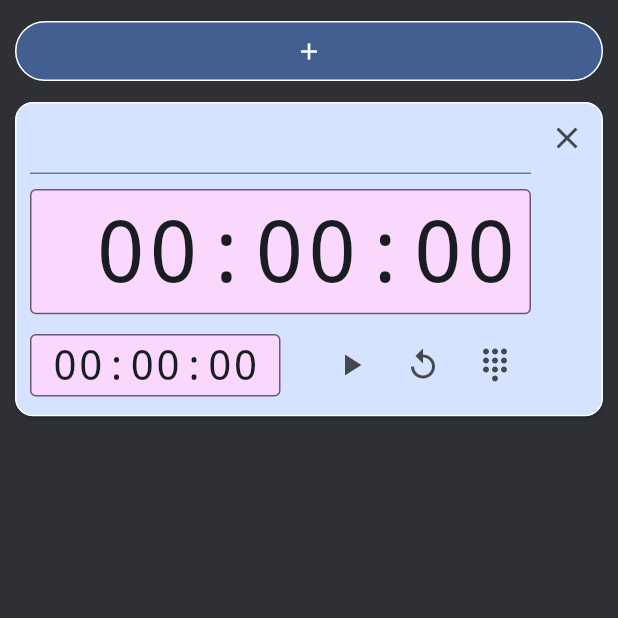
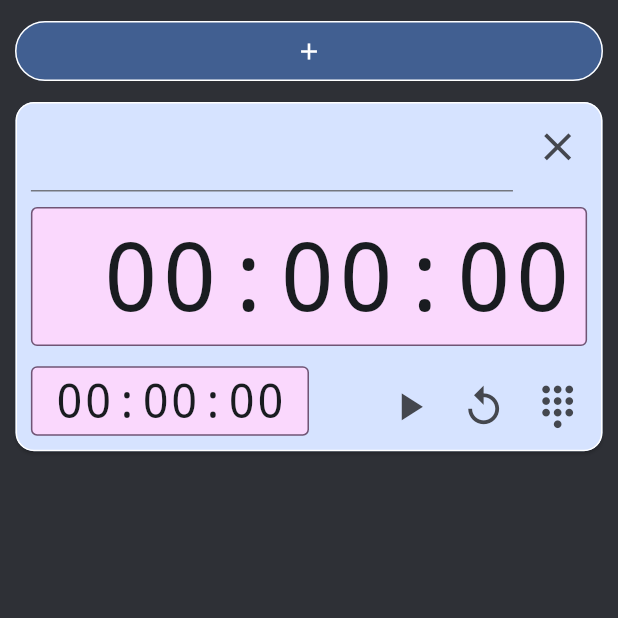
Before and after one commit to mendelbrot/trill, a Flutter app: the screen it shows after launch, after a tap on the "add" icon, on a phone screen of 412 x 824 dp, the top half of it. Run offline on Flutter 3.47's test engine with Material 3 defaults, Android fonts, the phone set to English and light mode, and no system bars; our stand-ins replace audioplayers; missing offline and left inert: animated_mesh_gradient.

Commit message:
fixed pproportions for single timer widget

```diff
--- a/lib/home_stack.dart
+++ b/lib/home_stack.dart
@@ -12,6 +12,7 @@ class HomeStack extends StatelessWidget {
       child: Scaffold(
         backgroundColor: theme.colorScheme.inverseSurface,
         body: ReorderableListView(
+          buildDefaultDragHandles: false,
           header: Padding(
             padding: const EdgeInsets.all(10.0),
             child: FilledButton(
--- a/lib/single_timer.dart
+++ b/lib/single_timer.dart
@@ -6,6 +6,10 @@ import 'package:trill/time_entry.dart';
 import 'package:provider/provider.dart';
 import 'package:animated_mesh_gradient/animated_mesh_gradient.dart';
 import 'package:audioplayers/audioplayers.dart';
+
+/// Width (logical px) at which the timer card is laid out before being
+/// uniformly scaled to fit the available width.
+const double kTimerDesignWidth = 400;
 
 class SingleTimer extends StatefulWidget {
   const SingleTimer({super.key});
@@ -120,30 +124,41 @@ class _SingleTimerState extends State<SingleTimer> {
     var appState = context.watch<AppState>();
     final theme = Theme.of(context);
 
-    Widget InnerUI = Row(
+    Widget InnerUI = Padding(
+      padding: const EdgeInsets.only(left: 10, right: 10, top: 10),
+      child: Column(
+        crossAxisAlignment: CrossAxisAlignment.stretch,
+        children: [
+          Row(
             crossAxisAlignment: CrossAxisAlignment.start,
             children: [
               Expanded(
-          child: Column(
-            crossAxisAlignment: CrossAxisAlignment.stretch,
-            children: [
-              Padding(
-                padding: const EdgeInsets.only(left: 10),
                 child: TextField(
                   controller: _timerNameController,
                   style: TextStyle(fontWeight: FontWeight.bold),
                 ),
               ),
-              Padding(
-                padding: const EdgeInsets.only(top: 10, left: 10, bottom: 10),
-                child: TimeDisplay(
-                  seconds: _seconds,
-                  noScreenBg: _isSoundingAlarm,
+              // Nudged into the card's top/right padding; the tap area and
+              // hover highlight move with it.
+              Transform.translate(
+                offset: const Offset(5, -5),
+                child: IconButton(
+                  icon: const Icon(Icons.close),
+                  onPressed: () {
+                    appState.removeTimer(widget.key!);
+                  },
                 ),
               ),
+            ],
+          ),
           Padding(
-                padding: const EdgeInsets.only(left: 10, bottom: 10),
+            padding: const EdgeInsets.symmetric(vertical: 10),
+            child: TimeDisplay(seconds: _seconds, noScreenBg: _isSoundingAlarm),
+          ),
+          Padding(
+            padding: const EdgeInsets.only(bottom: 10),
             child: Row(
+              crossAxisAlignment: CrossAxisAlignment.end,
               children: [
                 Expanded(
                   child: TimeDisplay(
@@ -153,21 +168,21 @@ class _SingleTimerState extends State<SingleTimer> {
                   ),
                 ),
                 Expanded(
+                  // Nudged into the card's bottom/right padding; tap areas
+                  // and hover highlights move with it.
+                  child: Transform.translate(
+                    offset: const Offset(5, 5),
                     child: Row(
                       mainAxisAlignment: MainAxisAlignment.end,
                       children: [
                         _isRunning
                             ? IconButton(
                                 icon: const Icon(Icons.pause),
-                                  onPressed: _isSoundingAlarm
-                                      ? null
-                                      : pauseTimer,
+                                onPressed: _isSoundingAlarm ? null : pauseTimer,
                               )
                             : IconButton(
                                 icon: const Icon(Icons.play_arrow),
-                                  onPressed: _isSoundingAlarm
-                                      ? null
-                                      : startTimer,
+                                onPressed: _isSoundingAlarm ? null : startTimer,
                               ),
                         IconButton(
                           icon: const Icon(Icons.replay),
@@ -180,22 +195,15 @@ class _SingleTimerState extends State<SingleTimer> {
                       ],
                     ),
                   ),
+                ),
               ],
             ),
           ),
         ],
       ),
-        ),
-        IconButton(
-          icon: const Icon(Icons.close),
-          onPressed: () {
-            appState.removeTimer(widget.key!);
-          },
-        ),
-      ],
     );
 
-    return _isSoundingAlarm
+    Widget card = _isSoundingAlarm
         ? InkWell(
             onTap: dismissAlarm,
             child: Card(
@@ -225,5 +233,34 @@ class _SingleTimerState extends State<SingleTimer> {
             color: theme.colorScheme.primaryContainer,
             child: InnerUI,
           );
+
+    // Lay the card out at a fixed design width, then scale it uniformly to
+    // the available width so every element keeps the same relative size.
+    // The SizedBox forces full width, since ReorderableListView hands its
+    // items loose constraints (which would stop fitWidth from scaling up).
+    // Long-pressing anywhere on the card starts a reorder drag.
+    return ReorderableDelayedDragStartListener(
+      index: appState.timers.indexWhere((t) => t.key == widget.key),
+      child: SizedBox(
+        width: double.infinity,
+        child: FittedBox(
+          fit: BoxFit.fitWidth,
+          child: SizedBox(
+            width: kTimerDesignWidth,
+            // Larger icons (30px vs default 24px) with the default 8px
+            // padding: 46px button, padded to a 48px tap target.
+            child: IconButtonTheme(
+              data: IconButtonThemeData(
+                style: IconButton.styleFrom(
+                  iconSize: 30,
+                  padding: const EdgeInsets.all(8),
+                ),
+              ),
+              child: card,
+            ),
+          ),
+        ),
+      ),
+    );
   }
 }
```
Also changed, not shown: pubspec.lock. Lines whose indentation alone changed are shown as unchanged.
